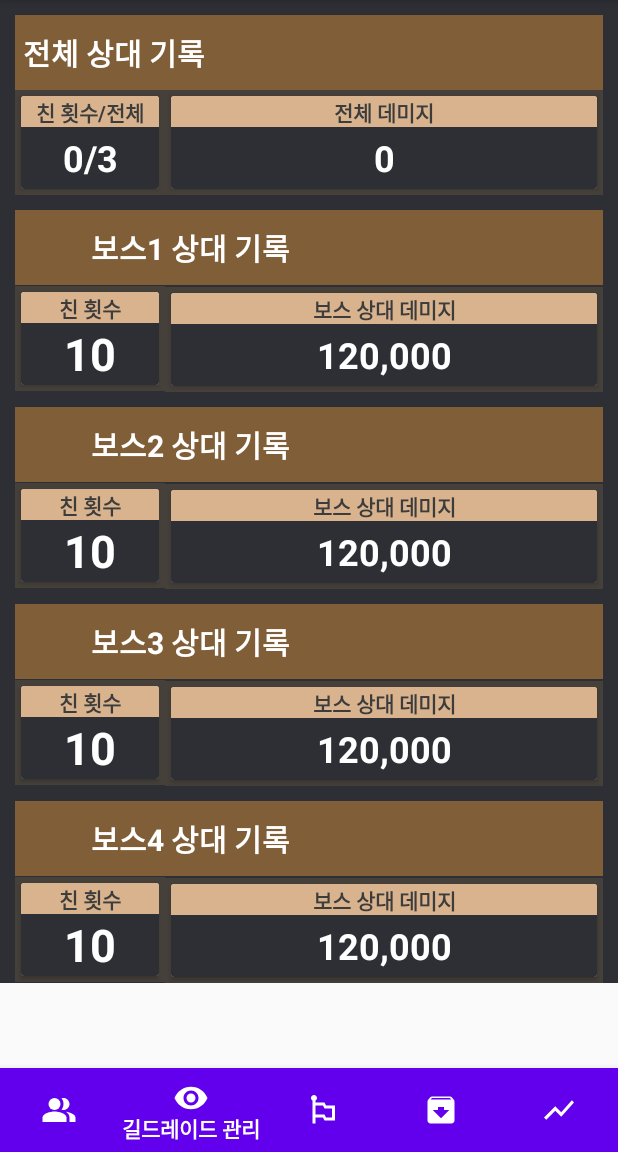
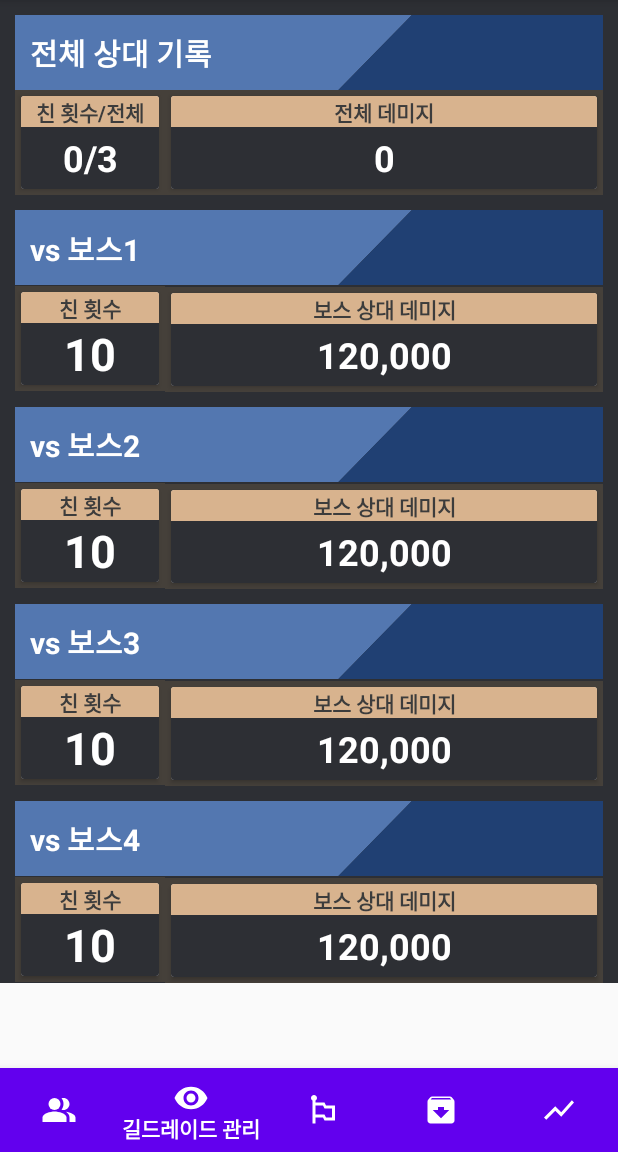
Before and after one commit to Factoriall/GuardianTalesGuildApp, an Android app: the fragment RecordOverallFragment placed in its activity, on a phone screen of 412 x 824 dp, the part 84-1236 px from its top. Run offline under Robolectric (Android 15) with nearby library versions, the phone set to English and light mode, and no system bars; our stand-ins replace Room's generated code; 3 statements that could not run were skipped.

Commit message:
Change background and text

```diff
--- a/app/src/main/java/org/techtown/gtguildraid/Fragments/RecordOverallFragment.java
+++ b/app/src/main/java/org/techtown/gtguildraid/Fragments/RecordOverallFragment.java
@@ -103,7 +103,7 @@ public class RecordOverallFragment extends Fragment {
             int bossHitNum = bossRecords.size();
             bossHitNumList[idx-1].setText(Integer.toString(bossHitNum));
             bossImageList[idx-1].setImageResource(boss.getImageId());
-            vsBossList[idx-1].setText(boss.getName() + " 상대 기록");
+            vsBossList[idx-1].setText("vs " + boss.getName());
 
             int bossDamageInt = 0;
             for(Record record : bossRecords) {
--- a/app/src/main/res/layout/fragment_record_overall.xml
+++ b/app/src/main/res/layout/fragment_record_overall.xml
@@ -12,7 +12,7 @@
         android:background="#2D2F34">
 
         <androidx.constraintlayout.widget.ConstraintLayout
-            android:id="@+id/cardLayout1"
+            android:id="@+id/totalRecord"
             android:layout_width="match_parent"
             android:layout_height="wrap_content"
             android:layout_margin="10dp"
@@ -24,7 +24,7 @@
                 android:id="@+id/allInfo"
                 android:layout_width="match_parent"
                 android:layout_height="50dp"
-                android:background="#805E37"
+                android:background="@drawable/bg_record_card"
                 android:orientation="horizontal"
                 app:layout_constraintEnd_toEndOf="parent"
                 app:layout_constraintStart_toStartOf="parent"
@@ -35,7 +35,7 @@
                     android:layout_width="wrap_content"
                     android:layout_height="wrap_content"
                     android:layout_gravity="center"
-                    android:layout_margin="5dp"
+                    android:layout_margin="10dp"
                     android:text="전체 상대 기록"
                     android:textColor="#FFFFFF"
                     android:textSize="20sp"
@@ -152,13 +152,13 @@
             android:layout_height="wrap_content"
             android:layout_margin="10dp"
             app:layout_constraintStart_toStartOf="parent"
-            app:layout_constraintTop_toBottomOf="@+id/cardLayout1">
+            app:layout_constraintTop_toBottomOf="@+id/totalRecord">
 
-            <LinearLayout
+            <androidx.constraintlayout.widget.ConstraintLayout
                 android:id="@+id/boss1Info"
                 android:layout_width="match_parent"
                 android:layout_height="50dp"
-                android:background="#805E37"
+                android:background="@drawable/bg_record_card"
                 android:orientation="horizontal"
                 app:layout_constraintEnd_toEndOf="parent"
                 app:layout_constraintStart_toStartOf="parent"
@@ -169,6 +169,9 @@
                     android:layout_width="40dp"
                     android:layout_height="40dp"
                     android:layout_margin="5dp"
+                    app:layout_constraintBottom_toBottomOf="parent"
+                    app:layout_constraintEnd_toEndOf="parent"
+                    app:layout_constraintTop_toTopOf="parent"
                     tools:srcCompat="@tools:sample/avatars" />
 
                 <TextView
@@ -176,11 +179,17 @@
                     android:layout_width="wrap_content"
                     android:layout_height="wrap_content"
                     android:layout_gravity="center|left"
-                    android:text="보스1 상대 기록"
+                    android:layout_marginStart="10dp"
+                    android:layout_marginLeft="10dp"
+                    android:text="vs 보스1"
                     android:textColor="#FFFFFF"
                     android:textSize="20sp"
-                    android:textStyle="bold" />
-            </LinearLayout>
+                    android:textStyle="bold"
+                    app:layout_constraintBottom_toBottomOf="parent"
+                    app:layout_constraintStart_toStartOf="parent"
+                    app:layout_constraintTop_toTopOf="parent"
+                    app:layout_constraintVertical_bias="0.521" />
+            </androidx.constraintlayout.widget.ConstraintLayout>
 
             <LinearLayout
                 android:id="@+id/boss1HitCard"
@@ -291,11 +300,11 @@
             app:layout_constraintStart_toStartOf="parent"
             app:layout_constraintTop_toBottomOf="@+id/boss1Record">
 
-            <LinearLayout
+            <androidx.constraintlayout.widget.ConstraintLayout
                 android:id="@+id/boss2Info"
                 android:layout_width="match_parent"
                 android:layout_height="50dp"
-                android:background="#805E37"
+                android:background="@drawable/bg_record_card"
                 android:orientation="horizontal"
                 app:layout_constraintEnd_toEndOf="parent"
                 app:layout_constraintStart_toStartOf="parent"
@@ -306,18 +315,25 @@
                     android:layout_width="40dp"
                     android:layout_height="40dp"
                     android:layout_margin="5dp"
-                    tools:srcCompat="@tools:sample/avatars" />
+                    app:layout_constraintBottom_toBottomOf="parent"
+                    app:layout_constraintEnd_toEndOf="parent"
+                    app:layout_constraintTop_toTopOf="parent"
+                    tools:srcCompat="@tools:sample/avatars"/>
 
                 <TextView
                     android:id="@+id/vsBoss2"
                     android:layout_width="wrap_content"
                     android:layout_height="wrap_content"
-                    android:layout_gravity="center|left"
-                    android:text="보스2 상대 기록"
+                    android:layout_marginStart="10dp"
+                    android:layout_marginLeft="10dp"
+                    android:text="vs 보스2"
                     android:textColor="#FFFFFF"
                     android:textSize="20sp"
-                    android:textStyle="bold" />
-            </LinearLayout>
+                    android:textStyle="bold"
+                    app:layout_constraintBottom_toBottomOf="parent"
+                    app:layout_constraintStart_toStartOf="parent"
+                    app:layout_constraintTop_toTopOf="parent" />
+            </androidx.constraintlayout.widget.ConstraintLayout>
 
             <LinearLayout
                 android:id="@+id/boss2HitCard"
@@ -428,11 +444,11 @@
             app:layout_constraintStart_toStartOf="parent"
             app:layout_constraintTop_toBottomOf="@+id/boss2Record">
 
-            <LinearLayout
+            <androidx.constraintlayout.widget.ConstraintLayout
                 android:id="@+id/boss3Info"
                 android:layout_width="match_parent"
                 android:layout_height="50dp"
-                android:background="#805E37"
+                android:background="@drawable/bg_record_card"
                 android:orientation="horizontal"
                 app:layout_constraintEnd_toEndOf="parent"
                 app:layout_constraintStart_toStartOf="parent"
@@ -443,18 +459,26 @@
                     android:layout_width="40dp"
                     android:layout_height="40dp"
                     android:layout_margin="5dp"
-                    tools:srcCompat="@tools:sample/avatars" />
+                    app:layout_constraintBottom_toBottomOf="parent"
+                    app:layout_constraintEnd_toEndOf="parent"
+                    app:layout_constraintTop_toTopOf="parent"
+                    tools:srcCompat="@tools:sample/avatars"/>
 
                 <TextView
                     android:id="@+id/vsBoss3"
                     android:layout_width="wrap_content"
                     android:layout_height="wrap_content"
                     android:layout_gravity="center|left"
-                    android:text="보스3 상대 기록"
+                    android:layout_marginStart="10dp"
+                    android:layout_marginLeft="10dp"
+                    android:text="vs 보스3"
                     android:textColor="#FFFFFF"
                     android:textSize="20sp"
-                    android:textStyle="bold" />
-            </LinearLayout>
+                    android:textStyle="bold"
+                    app:layout_constraintBottom_toBottomOf="parent"
+                    app:layout_constraintStart_toStartOf="parent"
+                    app:layout_constraintTop_toTopOf="parent" />
+            </androidx.constraintlayout.widget.ConstraintLayout>
 
             <LinearLayout
                 android:id="@+id/boss3HitCard"
@@ -565,11 +589,11 @@
             app:layout_constraintStart_toStartOf="parent"
             app:layout_constraintTop_toBottomOf="@+id/boss3Record">
 
-            <LinearLayout
+            <androidx.constraintlayout.widget.ConstraintLayout
                 android:id="@+id/boss4Info"
                 android:layout_width="match_parent"
                 android:layout_height="50dp"
-                android:background="#805E37"
+                android:background="@drawable/bg_record_card"
                 android:orientation="horizontal"
                 app:layout_constraintEnd_toEndOf="parent"
                 app:layout_constraintStart_toStartOf="parent"
@@ -580,6 +604,9 @@
                     android:layout_width="40dp"
                     android:layout_height="40dp"
                     android:layout_margin="5dp"
+                    app:layout_constraintBottom_toBottomOf="parent"
+                    app:layout_constraintEnd_toEndOf="parent"
+                    app:layout_constraintTop_toTopOf="parent"
                     tools:srcCompat="@tools:sample/avatars" />
 
                 <TextView
@@ -587,11 +614,16 @@
                     android:layout_width="wrap_content"
                     android:layout_height="wrap_content"
                     android:layout_gravity="center|left"
-                    android:text="보스4 상대 기록"
+                    android:layout_marginStart="10dp"
+                    android:layout_marginLeft="10dp"
+                    android:text="vs 보스4"
                     android:textColor="#FFFFFF"
                     android:textSize="20sp"
-                    android:textStyle="bold" />
-            </LinearLayout>
+                    android:textStyle="bold"
+                    app:layout_constraintBottom_toBottomOf="parent"
+                    app:layout_constraintStart_toStartOf="parent"
+                    app:layout_constraintTop_toTopOf="parent" />
+            </androidx.constraintlayout.widget.ConstraintLayout>
 
             <LinearLayout
                 android:id="@+id/boss4HitCard"
```
